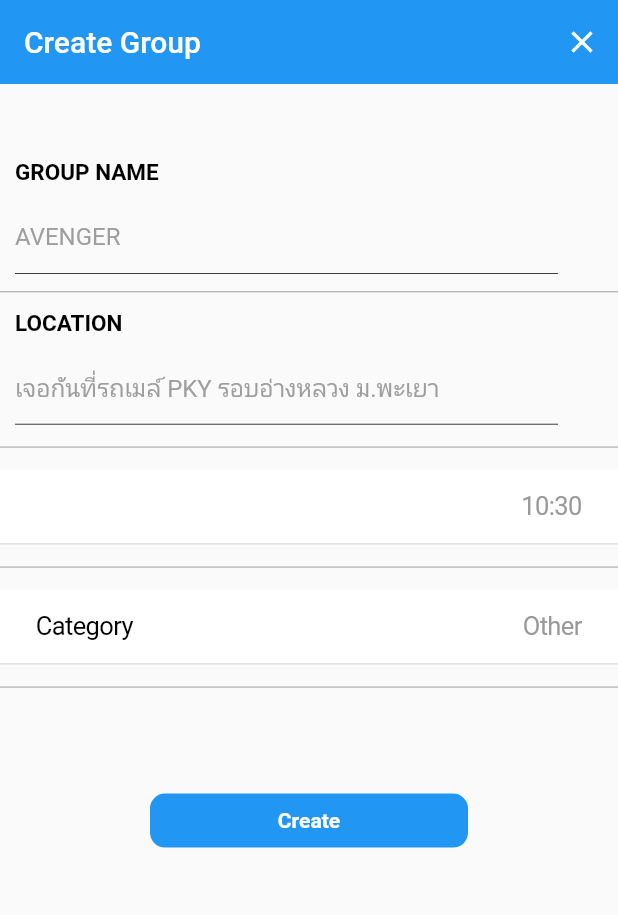
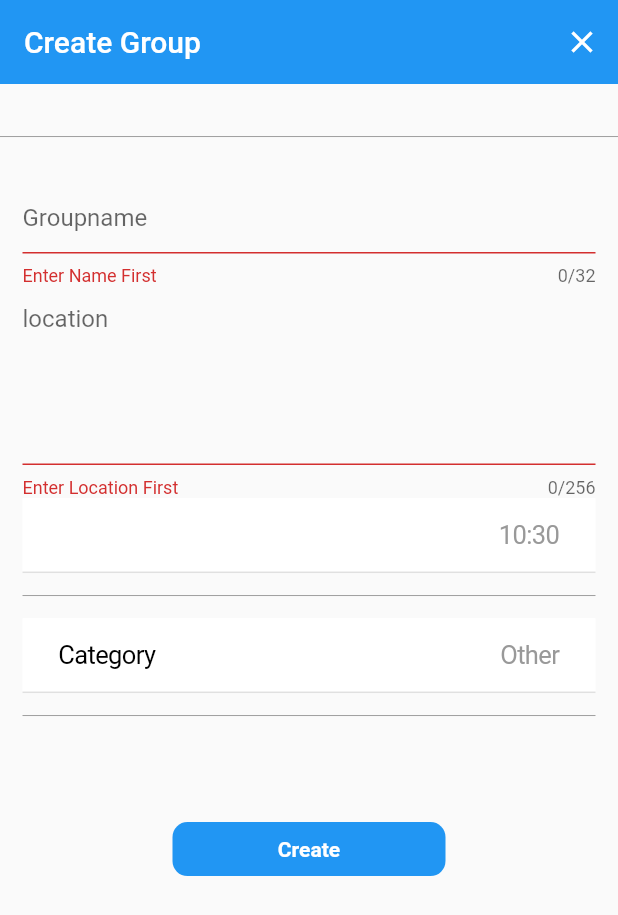
Before and after one commit to somkiat-punnok/long-life-burning, a Flutter app: the CreateGroup screen opened directly, after a tap on "Create", on a phone screen of 412 x 824 dp. Shown: the top 915 px of the screen. Run offline on Flutter 3.47's test engine with Material 2 defaults, Android fonts, the phone set to English and light mode, and no system bars; our stand-ins replace cached_network_image, cloud_firestore, firebase_auth, firebase_database, flutter_local_notifications, flutter_map and 5 more; missing offline and left inert: fit_kit, pedantic; accounts and stored records are empty; network calls fail.

```diff
--- a/lib/pages/all.dart
+++ b/lib/pages/all.dart
@@ -9,7 +9,7 @@ export './announce/notify_page.dart';
 export './announce/detail_page.dart';
 
 export './group/group_page.dart';
-export './group/create_group.dart';
+export './group/group_page.dart';
 
 export './menu/menu_page.dart';
 export './menu/statistic_page.dart';
--- a/lib/pages/group/create_group.dart
+++ b/lib/pages/group/create_group.dart
@@ -1,20 +1,58 @@
+import 'package:firebase_database/firebase_database.dart';
 import 'package:flutter/material.dart';
 import 'package:long_life_burning/utils/helper/constants.dart'
-  show
-    GROUP_CATEGORIES,
-    SizeConfig;
+    show GROUP_CATEGORIES, SizeConfig;
 import 'package:long_life_burning/modules/announce/setting/settings.dart';
+import 'package:long_life_burning/utils/helper/constants.dart';
+
+class Home extends StatefulWidget {
+  @override
+  _CreateGroupState createState() => _CreateGroupState();
+}
 
 class CreateGroup extends StatefulWidget {
   static const String routeName = '/create';
+
   @override
   _CreateGroupState createState() => _CreateGroupState();
 }
 
 class _CreateGroupState extends State<CreateGroup> {
-
   int category = 0;
   DateTime time = DateTime.now();
+
+  GlobalKey<FormState> _key = new GlobalKey();
+  final GlobalKey<FormState> formKey = GlobalKey<FormState>();
+  bool _autovalidate = false;
+  String groupname, location;
+
+  _sendToServer() {
+    if (_key.currentState.validate()) {
+      _key.currentState.save();
+      DatabaseReference ref = FirebaseDatabase.instance.reference();
+      var data = {
+        "groupname": groupname,
+        "location": location,
+        // "Category": category,
+        // "time":time,
+      };
+      ref.child('GROUP').push().set(data).then((v) {
+        _key.currentState.reset();
+      });
+    } else {
+      setState(() {
+        _autovalidate = true;
+      });
+    }
+  }
+
+  String validateGroupName(String val) {
+    return val.length == 0 ? "Enter Name First" : null;
+  }
+
+  String validateLocation(String val) {
+    return val.length == 0 ? "Enter Location First" : null;
+  }
 
   @override
   Widget build(BuildContext context) {
@@ -37,118 +75,52 @@ class _CreateGroupState extends State<CreateGroup> {
             ),
           ],
         ),
-      body: ListView(
-        children: <Widget>[
+        body: ListView(children: <Widget>[
           Container(
             padding: EdgeInsets.all(SizeConfig.setWidth(10.0)),
-            child: Center(
+            child: Center(),
+          ),
+          Divider(
+            height: 30.0,
+          ),
+          SingleChildScrollView(
+            child: new Container(
+              padding: new EdgeInsets.all(15.0),
+              child: new Form(
+                key: _key,
+                autovalidate: _autovalidate,
+                child: FormUI(),
               ),
             ),
+          ),
+        ]));
+  }
 
-          Row(
+  Widget FormUI() {
+    return new Column(
       children: <Widget>[
-              Expanded(
-                child: Padding(
-                  padding: const EdgeInsets.only(left: 10.0,top: 30),
-                  child: Text(
-                    "GROUP NAME",
-                    style: TextStyle(
-                      fontWeight: FontWeight.bold,
-                      color: Colors.black,
-                      fontSize: 15.0,
-                    ),
-                  ),
+        new Row(
+          children: <Widget>[
+            new Flexible(
+              child: new TextFormField(
+                decoration: new InputDecoration(hintText: 'Groupname'),
+                validator: validateGroupName,
+                onSaved: (val) {
+                  groupname = val;
+                },
+                maxLength: 32,
               ),
             ),
           ],
         ),
-          Container(
-            width: SizeConfig.screenWidth,
-            margin: EdgeInsets.only(left: 10.0, right: 40.0, top: 10.0),
-            alignment: Alignment.center,
-            decoration: BoxDecoration(
-              border: Border(
-                bottom: BorderSide(
-                  color: Colors.black,
-                  width: 0.5,
-                  style: BorderStyle.solid,
-                ),
-              ),
-            ),
-            padding: EdgeInsets.only(left: 0.0, right: 10.0),
-            child: Row(
-              crossAxisAlignment: CrossAxisAlignment.center,
-              mainAxisAlignment: MainAxisAlignment.start,
-              children: <Widget>[
-                Expanded(
-                  child: TextField(
-                    obscureText: true,
-                    textAlign: TextAlign.left,
-                    decoration: InputDecoration(
-                      border: InputBorder.none,
-                      hintText: 'AVENGER',
-                      hintStyle: TextStyle(color: Colors.grey),
-                    ),
-                  ),
-                ),
-              ],
-            ),
-          ),
-           Divider(
-            height: 24.0,
-          ),
-          Row(
-            children: <Widget>[
-              Expanded(
-                child: Padding(
-                  padding: const EdgeInsets.only(left: 10.0),
-                  child: Text(
-                    "LOCATION",
-                    style: TextStyle(
-                      fontWeight: FontWeight.bold,
-                      color: Colors.black,
-                      fontSize: 15.0,
-                    ),
-                  ),
-                ),
-              ),
-            ],
-          ),
-
-          Container(
-            width: SizeConfig.screenWidth,
-            margin: EdgeInsets.only(left: 10.0, right: 40.0, top: 10.0),
-            alignment: Alignment.center,
-            decoration: BoxDecoration(
-              border: Border(
-                bottom: BorderSide(
-                  color: Colors.black,
-                  width: 0.5,
-                  style: BorderStyle.solid,
-                ),
-              ),
-            ),
-            padding: EdgeInsets.only(left: 0.0, right: 20.0),
-            child: Row(
-              crossAxisAlignment: CrossAxisAlignment.center,
-              mainAxisAlignment: MainAxisAlignment.start,
-              children: <Widget>[
-                Expanded(
-                  child: TextField(
-                    obscureText: true,
-                    textAlign: TextAlign.left,
-                    decoration: InputDecoration(
-                      border: InputBorder.none,
-                      hintText: 'เจอกันที่รถเมล์ PKY รอบอ่างหลวง ม.พะเยา',
-                      hintStyle: TextStyle(color: Colors.grey),
-                    ),
-                  ),
-                ),
-              ],
-            ),
-          ),
-          Divider(
-            height: 30.0,
+        new TextFormField(
+          decoration: new InputDecoration(hintText: 'location'),
+          onSaved: (val) {
+            location = val;
+          },
+          validator: validateLocation,
+          maxLines: 5,
+          maxLength: 256,
         ),
         TimePicker(
           currentTime: time,
@@ -186,7 +158,7 @@ class _CreateGroupState extends State<CreateGroup> {
                     borderRadius: BorderRadius.circular(10.0),
                   ),
                   color: Colors.blue,
-                    onPressed: () => {},
+                  onPressed: _sendToServer,
                   child: Container(
                     padding: EdgeInsets.symmetric(
                       vertical: 10.0,
@@ -214,8 +186,6 @@ class _CreateGroupState extends State<CreateGroup> {
           ),
         ),
       ],
-      ),
     );
   }
-
 }
--- a/lib/screen/login/signin.dart
+++ b/lib/screen/login/signin.dart
@@ -195,6 +195,7 @@ class _SignInPageState extends State<SignInPage> {
         borderRadius: BorderRadius.circular(16),
       ),
       child: TextFormField(
+         keyboardType: TextInputType.emailAddress,
         controller: emailController,
         decoration: InputDecoration.collapsed(hintText: "Email"),
         style: TextStyle(
--- a/lib/screen/login/signup.dart
+++ b/lib/screen/login/signup.dart
@@ -81,8 +81,8 @@ class _SignUpPageState extends State<SignUpPage> {
           gender = 'female';
         }
 
-        if (password == confirmPassword && password.length >= 8) {
-          await Configs.auth
+        if ( password.length >= 8) {
+          if(password == confirmPassword){await Configs.auth
               .createUserWithEmailAndPassword(email: email, password: password)
               .then((result) async {
             if (result != null && result.user != null) {
@@ -99,16 +99,25 @@ class _SignUpPageState extends State<SignUpPage> {
                 }
               });
             }
-          });
-        } else {
+          });}else {
           scaffoldKey.currentState.showSnackBar(SnackBar(
             content: Text(
-                'Password and Confirm-password is not match. or Password too short.',
+                'Password and Confirm-password is not match..',
                 style: TextStyle(color: Colors.white)),
             backgroundColor: Colors.red,
           ));
           print(
-              "Password and Confirm-password is not match. or Password too short.");
+              "Password and Confirm-password is not match.");
+        }
+        } else {
+          scaffoldKey.currentState.showSnackBar(SnackBar(
+            content: Text(
+                'Password too short.',
+                style: TextStyle(color: Colors.white)),
+            backgroundColor: Colors.red,
+          ));
+          print(
+              "Password too short.");
         }
       } catch (e) {
         print('Error : $e');
--- a/lib/utils/routes/routing.dart
+++ b/lib/utils/routes/routing.dart
@@ -3,6 +3,7 @@ library routing;
 import 'package:flutter/material.dart';
 import 'package:flutter/widgets.dart';
 import 'package:long_life_burning/pages/all.dart';
+import 'package:long_life_burning/pages/group/create_group.dart';
 import 'package:long_life_burning/utils/helper/icons.dart';
 import 'package:long_life_burning/utils/helper/constants.dart';
 
--- a/pubspec.yaml
+++ b/pubspec.yaml
@@ -32,7 +32,7 @@ dependencies:
   cloud_firestore: ^0.12.9+4
   #firebase_storage: ^3.0.6
   #firebase_messaging: ^5.1.5
-  #firebase_database: ^3.0.7
+  firebase_database: ^3.0.7
   #cloud_functions: ^0.4.1+1
   #firebase_core: ^0.4.0+9
   #firebase_analytics: ^5.0.2
```
Also changed, not shown: lib/pages/menu/setting_page.dart (+29 -0 lines), 1 other file. Lines whose indentation alone changed are shown as unchanged.
